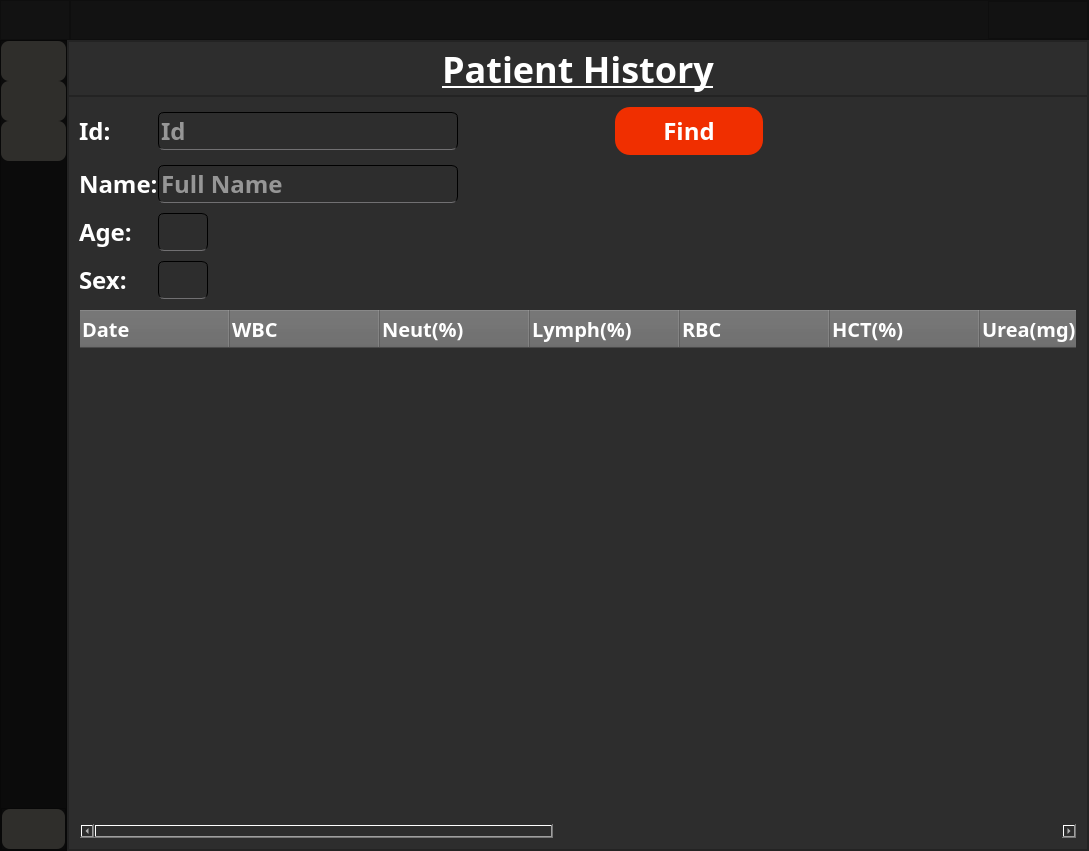
The window that Gui/DoctorUI.ui (SubZeroX9/Health-Care-united) describes before a commit, drawn with Qt 5.
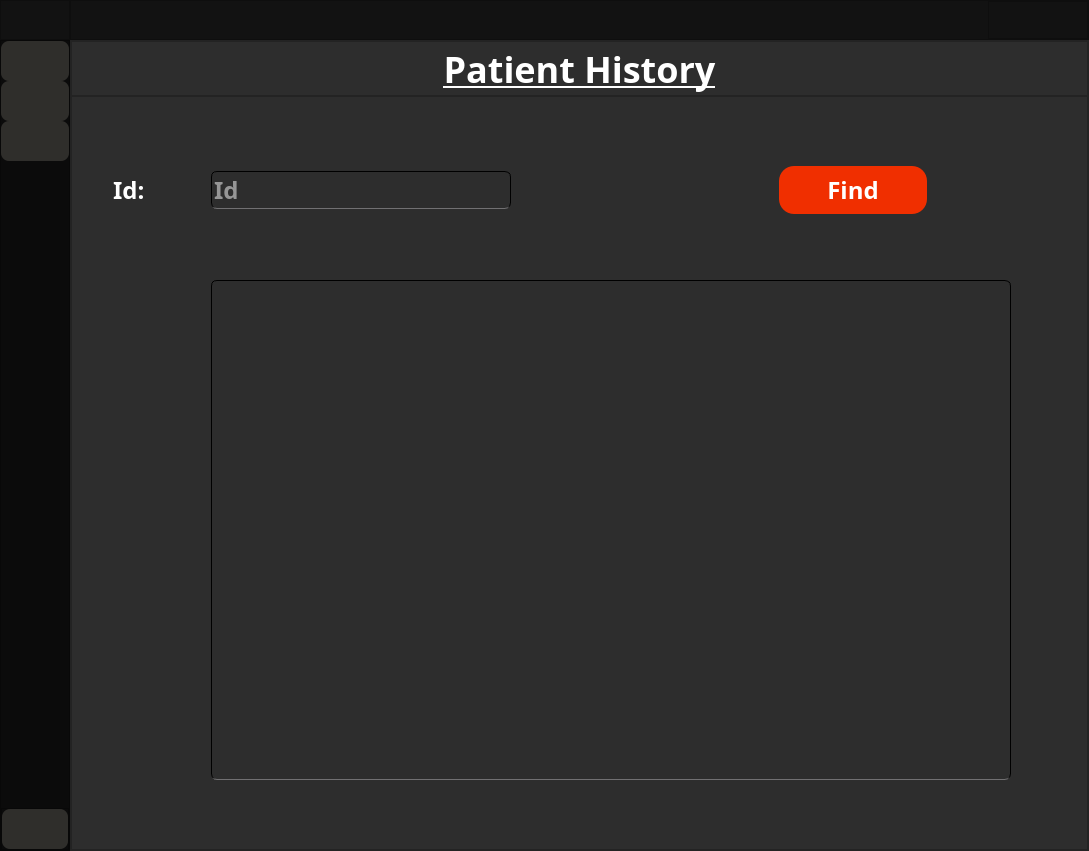
The same window after the commit. The open tabs and pages were chosen to show the change. Icons and pictures are not drawn.

Commit message: Login_register+DoctorUi python class

```diff
--- a/Gui/DoctorUI.ui
+++ b/Gui/DoctorUI.ui
@@ -557,7 +557,7 @@
        <item>
         <widget class="QStackedWidget" name="stackedWidget">
          <property name="currentIndex">
-          <number>3</number>
+          <number>2</number>
          </property>
          <widget class="QWidget" name="page">
           <layout class="QVBoxLayout" name="verticalLayout_10">
@@ -1470,70 +1470,14 @@
                     <enum>QFrame::Raised</enum>
                    </property>
                    <layout class="QGridLayout" name="gridLayout_2">
-                    <property name="leftMargin">
-                     <number>0</number>
-                    </property>
-                    <property name="topMargin">
-                     <number>0</number>
-                    </property>
-                    <property name="rightMargin">
-                     <number>0</number>
-                    </property>
-                    <property name="bottomMargin">
-                     <number>0</number>
-                    </property>
-                    <property name="spacing">
-                     <number>0</number>
-                    </property>
                     <item row="0" column="0">
-                     <widget class="QLabel" name="label__Full_Name">
-                      <property name="text">
-                       <string>Full Name:</string>
-                      </property>
-                     </widget>
-                    </item>
-                    <item row="0" column="1">
-                     <widget class="QLineEdit" name="lineEdit_Full_Name">
-                      <property name="sizePolicy">
-                       <sizepolicy hsizetype="Fixed" vsizetype="Fixed">
-                        <horstretch>0</horstretch>
-                        <verstretch>0</verstretch>
-                       </sizepolicy>
-                      </property>
-                      <property name="minimumSize">
-                       <size>
-                        <width>300</width>
-                        <height>0</height>
-                       </size>
-                      </property>
-                      <property name="maximumSize">
-                       <size>
-                        <width>50</width>
-                        <height>16777215</height>
-                       </size>
-                      </property>
-                      <property name="inputMask">
-                       <string/>
-                      </property>
-                      <property name="text">
-                       <string/>
-                      </property>
-                      <property name="maxLength">
-                       <number>25</number>
-                      </property>
-                      <property name="placeholderText">
-                       <string>Full Name</string>
-                      </property>
-                     </widget>
-                    </item>
-                    <item row="1" column="0">
                      <widget class="QLabel" name="label_Id">
                       <property name="text">
                        <string>Id:</string>
                       </property>
                      </widget>
                     </item>
-                    <item row="1" column="1">
+                    <item row="0" column="1">
                      <widget class="QLineEdit" name="lineEdit_Id">
                       <property name="sizePolicy">
                        <sizepolicy hsizetype="Fixed" vsizetype="Fixed">
@@ -1567,7 +1511,7 @@
                       </property>
                      </widget>
                     </item>
-                    <item row="2" column="0">
+                    <item row="1" column="0">
                      <widget class="QLabel" name="label_Ethnicity">
                       <property name="font">
                        <font>
@@ -1588,7 +1532,7 @@
                       </property>
                      </widget>
                     </item>
-                    <item row="2" column="1">
+                    <item row="1" column="1">
                      <widget class="QComboBox" name="comboBox_Ethnicity">
                       <property name="maximumSize">
                        <size>
@@ -1633,14 +1577,14 @@
                       </item>
                      </widget>
                     </item>
-                    <item row="3" column="0">
+                    <item row="2" column="0">
                      <widget class="QLabel" name="label_age">
                       <property name="text">
                        <string>Age:</string>
                       </property>
                      </widget>
                     </item>
-                    <item row="3" column="1">
+                    <item row="2" column="1">
                      <widget class="QLineEdit" name="lineEdit_Age">
                       <property name="sizePolicy">
                        <sizepolicy hsizetype="Fixed" vsizetype="Fixed">
@@ -1674,14 +1618,14 @@
                       </property>
                      </widget>
                     </item>
-                    <item row="4" column="0">
+                    <item row="3" column="0">
                      <widget class="QLabel" name="label_Smokes">
                       <property name="text">
                        <string>Smokes:</string>
                       </property>
                      </widget>
                     </item>
-                    <item row="4" column="1">
+                    <item row="3" column="1">
                      <widget class="QRadioButton" name="radioButton_yes">
                       <property name="text">
                        <string>Yes</string>
@@ -1691,7 +1635,7 @@
                       </attribute>
                      </widget>
                     </item>
-                    <item row="4" column="2">
+                    <item row="3" column="2">
                      <widget class="QRadioButton" name="radioButton__no">
                       <property name="text">
                        <string>No</string>
@@ -1701,14 +1645,14 @@
                       </attribute>
                      </widget>
                     </item>
-                    <item row="5" column="0">
+                    <item row="4" column="0">
                      <widget class="QLabel" name="label_fever">
                       <property name="text">
                        <string>Fever:</string>
                       </property>
                      </widget>
                     </item>
-                    <item row="5" column="1">
+                    <item row="4" column="1">
                      <widget class="QRadioButton" name="radioButton_yes_2">
                       <property name="text">
                        <string>Yes</string>
@@ -1718,7 +1662,7 @@
                       </attribute>
                      </widget>
                     </item>
-                    <item row="5" column="2">
+                    <item row="4" column="2">
                      <widget class="QRadioButton" name="radioButton__no_2">
                       <property name="text">
                        <string>No</string>
@@ -1728,6 +1672,33 @@
                       </attribute>
                      </widget>
                     </item>
+                    <item row="5" column="0">
+                     <widget class="QLabel" name="label_pregnant">
+                      <property name="text">
+                       <string>Pregnant:</string>
+                      </property>
+                     </widget>
+                    </item>
+                    <item row="5" column="1">
+                     <widget class="QRadioButton" name="radioButton_yes_3">
+                      <property name="text">
+                       <string>Yes</string>
+                      </property>
+                      <attribute name="buttonGroup">
+                       <string notr="true">buttonGroup_pregnant</string>
+                      </attribute>
+                     </widget>
+                    </item>
+                    <item row="5" column="2">
+                     <widget class="QRadioButton" name="radioButton__no_3">
+                      <property name="text">
+                       <string>No</string>
+                      </property>
+                      <attribute name="buttonGroup">
+                       <string notr="true">buttonGroup_pregnant</string>
+                      </attribute>
+                     </widget>
+                    </item>
                    </layout>
                   </widget>
                  </item>
@@ -1825,13 +1796,23 @@
            <item>
             <widget class="QFrame" name="frame_Prognosis">
              <property name="styleSheet">
-              <string notr="true">*{
+              <string notr="true">
+*{
 	font-family:century gothic;
 	font-size:24px;
 	color: white;
 	font-weight: bold;
 }
-</string>
+
+
+QTextEdit{
+	
+	background:transparent;
+	border:1px solid;
+	color:white;
+	border-bottom:1px solid #717072;
+	border-radius:6px;
+}</string>
              </property>
              <property name="frameShape">
               <enum>QFrame::StyledPanel</enum>
@@ -1922,37 +1903,7 @@
               <item>
                <widget class="QFrame" name="frame_prognosis_content">
                 <property name="styleSheet">
-                 <string notr="true">*{
-	background-color: transparent;
-	outline:none;
-}
-QHeaderView::section:vertical{
-	background-color: rgb(103, 103, 103);
-}
-
-QHeaderView::verticalHeader{
-	background-color: rgb(103, 103, 103);
-}
-
-QHeaderView::section:horizontal
-{
-	font-size:25px;
-	background-color: rgb(103, 103, 103);
-}
-QTableWidget::horizontalHeader {	
-	background-color: rgb(33, 37, 43);
-}
-
-QTableWidget::item{
-	font-szie:22px;
-	
-}
-
-QTableWidget::item:selected{
-	
-	background-color: rgb(79, 79, 79);
-	outline:none;
-}</string>
+                 <string notr="true"/>
                 </property>
                 <property name="frameShape">
                  <enum>QFrame::StyledPanel</enum>
@@ -1962,103 +1913,22 @@
                 </property>
                 <layout class="QVBoxLayout" name="verticalLayout_15">
                  <item alignment="Qt::AlignHCenter">
-                  <widget class="QTableWidget" name="tableWidget_prognosis">
-                   <property name="sizePolicy">
-                    <sizepolicy hsizetype="Expanding" vsizetype="Expanding">
-                     <horstretch>0</horstretch>
-                     <verstretch>0</verstretch>
-                    </sizepolicy>
-                   </property>
+                  <widget class="QTextEdit" name="textEdit_prognosis">
                    <property name="minimumSize">
                     <size>
-                     <width>1000</width>
-                     <height>500</height>
+                     <width>800</width>
+                     <height>0</height>
                     </size>
                    </property>
                    <property name="maximumSize">
                     <size>
-                     <width>1000</width>
+                     <width>800</width>
                      <height>500</height>
                     </size>
                    </property>
-                   <property name="styleSheet">
-                    <string notr="true">*{
-	outline:none;
-}
-QHeaderView::section:vertical{
-	background-color: rgb(103, 103, 103);
-}
-
-QHeaderView::verticalHeader{
-	background-color: rgb(103, 103, 103);
-}
-
-QHeaderView::section:horizontal
-{
-	font-size:25px;
-	background-color: rgb(103, 103, 103);
-}
-QTableWidget::horizontalHeader {	
-	background-color: rgb(33, 37, 43);
-}
-
-QTableWidget::item{
-	font-szie:22px;
-	
-}
-
-QTableWidget::item:selected{
-	
-	background-color: rgb(79, 79, 79);
-	outline:none;
-}</string>
-                   </property>
-                   <property name="editTriggers">
-                    <set>QAbstractItemView::NoEditTriggers</set>
-                   </property>
-                   <property name="showGrid">
+                   <property name="readOnly">
                     <bool>true</bool>
                    </property>
-                   <attribute name="horizontalHeaderVisible">
-                    <bool>false</bool>
-                   </attribute>
-                   <attribute name="horizontalHeaderCascadingSectionResizes">
-                    <bool>false</bool>
-                   </attribute>
-                   <attribute name="horizontalHeaderDefaultSectionSize">
-                    <number>482</number>
-                   </attribute>
-                   <attribute name="horizontalHeaderMinimumSectionSize">
-                    <number>100</number>
-                   </attribute>
-                   <attribute name="horizontalHeaderShowSortIndicator" stdset="0">
-                    <bool>false</bool>
-                   </attribute>
-                   <attribute name="horizontalHeaderStretchLastSection">
-                    <bool>false</bool>
-                   </attribute>
-                   <attribute name="verticalHeaderVisible">
-                    <bool>false</bool>
-                   </attribute>
-                   <attribute name="verticalHeaderCascadingSectionResizes">
-                    <bool>false</bool>
-                   </attribute>
-                   <attribute name="verticalHeaderDefaultSectionSize">
-                    <number>80</number>
-                   </attribute>
-                   <attribute name="verticalHeaderMinimumSectionSize">
-                    <number>60</number>
-                   </attribute>
-                   <column>
-                    <property name="text">
-                     <string>Prognosis</string>
-                    </property>
-                   </column>
-                   <column>
-                    <property name="text">
-                     <string>Treament</string>
-                    </property>
-                   </column>
                   </widget>
                  </item>
                 </layout>
@@ -2108,13 +1978,23 @@
            <item>
             <widget class="QFrame" name="frame_patient_history">
              <property name="styleSheet">
-              <string notr="true">*{
+              <string notr="true">
+*{
 	font-family:century gothic;
 	font-size:24px;
 	color: white;
 	font-weight: bold;
 }
-</string>
+
+
+QTextEdit{
+	
+	background:transparent;
+	border:1px solid;
+	color:white;
+	border-bottom:1px solid #717072;
+	border-radius:6px;
+}</string>
              </property>
              <property name="frameShape">
               <enum>QFrame::StyledPanel</enum>
@@ -2210,109 +2090,17 @@
                 <property name="frameShadow">
                  <enum>QFrame::Raised</enum>
                 </property>
-                <layout class="QGridLayout" name="gridLayout_3" rowstretch="0,0,0,0,0" columnminimumwidth="0,0,0,0,0,0">
-                 <property name="leftMargin">
-                  <number>10</number>
-                 </property>
-                 <property name="topMargin">
-                  <number>10</number>
-                 </property>
-                 <property name="rightMargin">
-                  <number>10</number>
-                 </property>
-                 <property name="bottomMargin">
-                  <number>10</number>
-                 </property>
-                 <property name="horizontalSpacing">
-                  <number>0</number>
-                 </property>
-                 <property name="verticalSpacing">
-                  <number>10</number>
-                 </property>
-                 <item row="1" column="1">
-                  <widget class="QLineEdit" name="lineEdit_Full_Name_2">
-                   <property name="sizePolicy">
-                    <sizepolicy hsizetype="Fixed" vsizetype="Fixed">
-                     <horstretch>0</horstretch>
-                     <verstretch>0</verstretch>
-                    </sizepolicy>
-                   </property>
-                   <property name="minimumSize">
-                    <size>
-                     <width>300</width>
-                     <height>0</height>
-                    </size>
-                   </property>
-                   <property name="maximumSize">
-                    <size>
-                     <width>50</width>
-                     <height>16777215</height>
-                    </size>
-                   </property>
-                   <property name="inputMask">
-                    <string/>
-                   </property>
-                   <property name="text">
-                    <string/>
-                   </property>
-                   <property name="maxLength">
-                    <number>25</number>
-                   </property>
-                   <property name="readOnly">
-                    <bool>true</bool>
-                   </property>
-                   <property name="placeholderText">
-                    <string>Full Name</string>
-                   </property>
-                  </widget>
-                 </item>
-                 <item row="3" column="0">
-                  <widget class="QLabel" name="label_Sex">
+                <layout class="QGridLayout" name="gridLayout_3">
+                 <item row="0" column="0">
+                  <widget class="QLabel" name="label_Id_search">
                    <property name="maximumSize">
                     <size>
                      <width>60</width>
-                     <height>16777215</height>
+                     <height>30</height>
                     </size>
                    </property>
                    <property name="text">
-                    <string>Sex:</string>
-                   </property>
-                  </widget>
-                 </item>
-                 <item row="3" column="1">
-                  <widget class="QLineEdit" name="lineEdit_Full_Name_4">
-                   <property name="sizePolicy">
-                    <sizepolicy hsizetype="Fixed" vsizetype="Fixed">
-                     <horstretch>0</horstretch>
-                     <verstretch>0</verstretch>
-                    </sizepolicy>
-                   </property>
-                   <property name="minimumSize">
-                    <size>
-                     <width>50</width>
-                     <height>0</height>
-                    </size>
-                   </property>
-                   <property name="maximumSize">
-                    <size>
-                     <width>50</width>
-                     <height>16777215</height>
-                    </size>
-                   </property>
-                   <property name="inputMask">
-                    <string/>
-                   </property>
-                   <property name="text">
-                    <string/>
-                   </property>
-                   <property name="maxLength">
-                    <number>1</number>
-                   </property>
-                   <property name="readOnly">
-                    <bool>true</bool>
-                   </property>
-                   <property name="placeholderText">
-                    <string/>
+                    <string>Id:</string>
                    </property>
                   </widget>
                  </item>
@@ -2353,119 +2141,7 @@
                    </property>
                   </widget>
                  </item>
-                 <item row="1" column="0">
-                  <widget class="QLabel" name="label_Name">
-                   <property name="text">
-                    <string>Name:</string>
-                   </property>
-                  </widget>
-                 </item>
-                 <item row="4" column="0" colspan="6">
-                  <widget class="QTreeWidget" name="treeWidget_patient_history">
-                   <property name="styleSheet">
-                    <string notr="true">*{
-	background-color: transparent;
-	outline:none;
-}
-QHeaderView::section:vertical{
-	background-color: rgb(103, 103, 103);
-}
-
-QHeaderView::verticalHeader{
-	background-color: rgb(103, 103, 103);
-}
-
-QHeaderView::section:horizontal
-{
-	font-size:20px;
-	background-color: rgb(103, 103, 103);
-}
-QTreeWidget::horizontalHeader {	
-	background-color: rgb(33, 37, 43);
-}
-
-QTreeWidget::item:selected{
-	
-	background-color: rgb(79, 79, 79);
-	outline:none;
-}</string>
-                   </property>
-                   <attribute name="headerDefaultSectionSize">
-                    <number>150</number>
-                   </attribute>
-                   <column>
-                    <property name="text">
-                     <string>Date</string>
-                    </property>
-                   </column>
-                   <column>
-                    <property name="text">
-                     <string>WBC</string>
-                    </property>
-                   </column>
-                   <column>
-                    <property name="text">
-                     <string>Neut(%)</string>
-                    </property>
-                   </column>
-                   <column>
-                    <property name="text">
-                     <string>Lymph(%)</string>
-                    </property>
-                   </column>
-                   <column>
-                    <property name="text">
-                     <string>RBC</string>
-                    </property>
-                   </column>
-                   <column>
-                    <property name="text">
-                     <string>HCT(%)</string>
-                    </property>
-                   </column>
-                   <column>
-                    <property name="text">
-                     <string>Urea(mg)</string>
-                    </property>
-                   </column>
-                   <column>
-                    <property name="text">
-                     <string>Hb(mg)</string>
-                    </property>
-                   </column>
-                   <column>
-                    <property name="text">
-                     <string>Creatinine</string>
-                    </property>
-                   </column>
-                   <column>
-                    <property name="text">
-                     <string>Iron</string>
-                    </property>
-                   </column>
-                   <column>
-                    <property name="text">
-                     <string>HDL(mg)</string>
-                    </property>
-                   </column>
-                   <column>
-                    <property name="text">
-                     <string>AP</string>
-                    </property>
-                   </column>
-                   <column>
-                    <property name="text">
-                     <string>Prognosis</string>
-                    </property>
-                   </column>
-                   <column>
-                    <property name="text">
-                     <string>Treatment</string>
-                    </property>
-                   </column>
-                  </widget>
-                 </item>
-                 <item row="0" column="3">
+                 <item row="0" column="2">
                   <widget class="QPushButton" name="btn_accept_2">
                    <property name="sizePolicy">
                     <sizepolicy hsizetype="Expanding" vsizetype="Expanding">
@@ -2498,66 +2174,22 @@
                    </property>
                   </widget>
                  </item>
-                 <item row="0" column="0">
-                  <widget class="QLabel" name="label_Id_search">
-                   <property name="maximumSize">
-                    <size>
-                     <width>60</width>
-                     <height>30</height>
-                    </size>
-                   </property>
-                   <property name="text">
-                    <string>Id:</string>
-                   </property>
-                  </widget>
-                 </item>
-                 <item row="2" column="1">
-                  <widget class="QLineEdit" name="lineEdit_Full_Name_3">
-                   <property name="sizePolicy">
-                    <sizepolicy hsizetype="Fixed" vsizetype="Fixed">
-                     <horstretch>0</horstretch>
-                     <verstretch>0</verstretch>
-                    </sizepolicy>
-                   </property>
+                 <item row="1" column="1" colspan="2">
+                  <widget class="QTextEdit" name="textEdit_prognosis_2">
                    <property name="minimumSize">
                     <size>
-                     <width>50</width>
+                     <width>800</width>
                      <height>0</height>
                     </size>
                    </property>
                    <property name="maximumSize">
                     <size>
-                     <width>50</width>
-                     <height>16777215</height>
+                     <width>800</width>
+                     <height>500</height>
                     </size>
                    </property>
-                   <property name="inputMask">
-                    <string/>
-                   </property>
-                   <property name="text">
-                    <string/>
-                   </property>
-                   <property name="maxLength">
-                    <number>3</number>
-                   </property>
                    <property name="readOnly">
                     <bool>true</bool>
-                   </property>
-                   <property name="placeholderText">
-                    <string/>
-                   </property>
-                  </widget>
-                 </item>
-                 <item row="2" column="0">
-                  <widget class="QLabel" name="label_Age">
-                   <property name="maximumSize">
-                    <size>
-                     <width>100</width>
-                     <height>16777215</height>
-                    </size>
-                   </property>
-                   <property name="text">
-                    <string>Age:</string>
                    </property>
                   </widget>
                  </item>
```
Left out of the diff: 1 changed line with no effect on the pictures. The commit also changes 6 other files.
